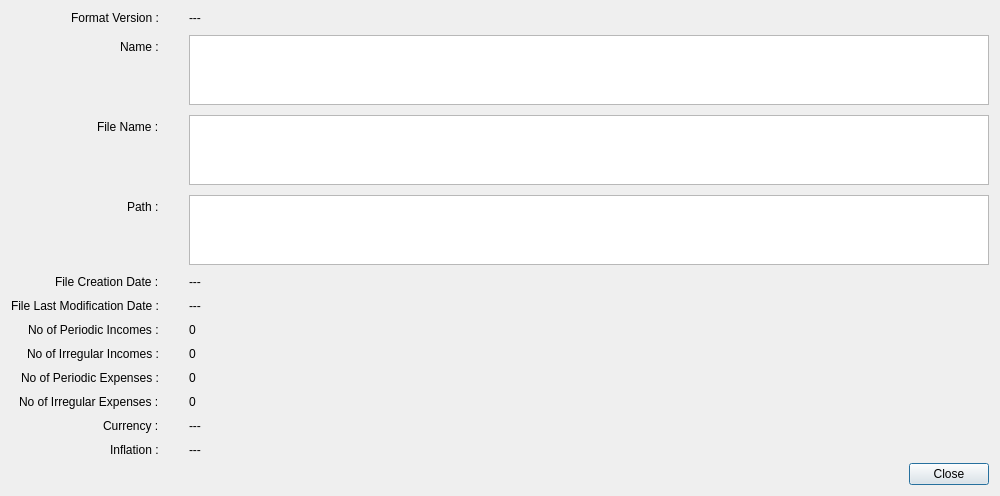
Above: src/scenariopropertiesdialog.ui from redmoon1945/gbp before the change. Below: the same form after it.
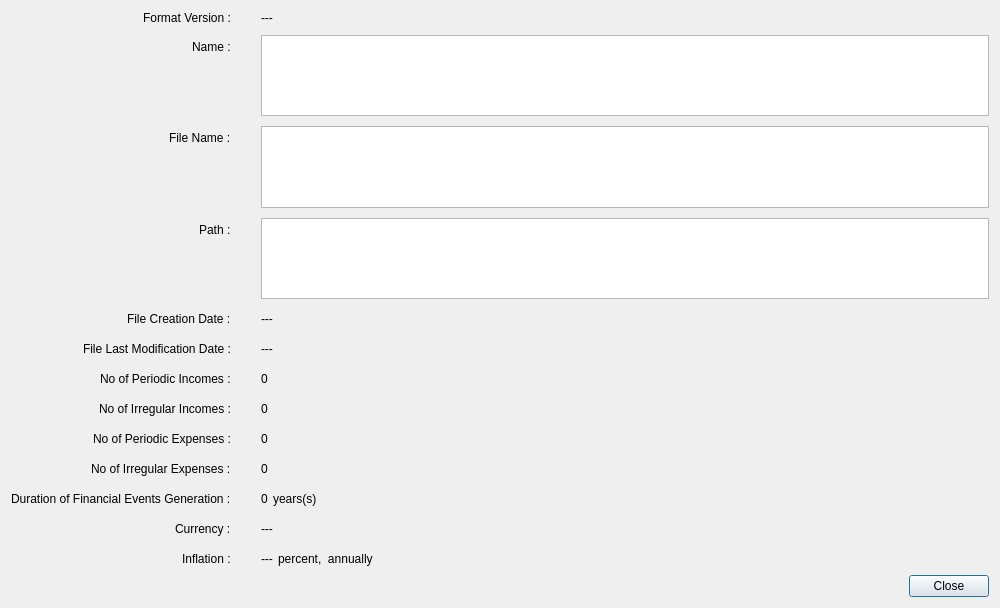
That is the form after the change.

Patch:
```diff
--- a/src/scenariopropertiesdialog.ui
+++ b/src/scenariopropertiesdialog.ui
@@ -7,7 +7,7 @@
     <x>0</x>
     <y>0</y>
     <width>1000</width>
-    <height>460</height>
+    <height>608</height>
    </rect>
   </property>
   <property name="windowTitle">
@@ -107,6 +107,19 @@
            </property>
           </widget>
          </item>
+         <item>
+          <spacer name="horizontalSpacer_4">
+           <property name="orientation">
+            <enum>Qt::Orientation::Horizontal</enum>
+           </property>
+           <property name="sizeHint" stdset="0">
+            <size>
+             <width>40</width>
+             <height>20</height>
+            </size>
+           </property>
+          </spacer>
+         </item>
         </layout>
        </item>
        <item row="5" column="0">
@@ -125,6 +138,19 @@
            </property>
           </widget>
          </item>
+         <item>
+          <spacer name="horizontalSpacer_5">
+           <property name="orientation">
+            <enum>Qt::Orientation::Horizontal</enum>
+           </property>
+           <property name="sizeHint" stdset="0">
+            <size>
+             <width>40</width>
+             <height>20</height>
+            </size>
+           </property>
+          </spacer>
+         </item>
         </layout>
        </item>
        <item row="6" column="0">
@@ -143,6 +169,19 @@
            </property>
           </widget>
          </item>
+         <item>
+          <spacer name="horizontalSpacer_6">
+           <property name="orientation">
+            <enum>Qt::Orientation::Horizontal</enum>
+           </property>
+           <property name="sizeHint" stdset="0">
+            <size>
+             <width>40</width>
+             <height>20</height>
+            </size>
+           </property>
+          </spacer>
+         </item>
         </layout>
        </item>
        <item row="7" column="0">
@@ -161,6 +200,19 @@
            </property>
           </widget>
          </item>
+         <item>
+          <spacer name="horizontalSpacer_7">
+           <property name="orientation">
+            <enum>Qt::Orientation::Horizontal</enum>
+           </property>
+           <property name="sizeHint" stdset="0">
+            <size>
+             <width>40</width>
+             <height>20</height>
+            </size>
+           </property>
+          </spacer>
+         </item>
         </layout>
        </item>
        <item row="8" column="0">
@@ -179,6 +231,19 @@
            </property>
           </widget>
          </item>
+         <item>
+          <spacer name="horizontalSpacer_8">
+           <property name="orientation">
+            <enum>Qt::Orientation::Horizontal</enum>
+           </property>
+           <property name="sizeHint" stdset="0">
+            <size>
+             <width>40</width>
+             <height>20</height>
+            </size>
+           </property>
+          </spacer>
+         </item>
         </layout>
        </item>
        <item row="9" column="0">
@@ -197,16 +262,29 @@
            </property>
           </widget>
          </item>
+         <item>
+          <spacer name="horizontalSpacer_9">
+           <property name="orientation">
+            <enum>Qt::Orientation::Horizontal</enum>
+           </property>
+           <property name="sizeHint" stdset="0">
+            <size>
+             <width>40</width>
+             <height>20</height>
+            </size>
+           </property>
+          </spacer>
+         </item>
         </layout>
        </item>
-       <item row="10" column="0">
+       <item row="11" column="0">
         <widget class="QLabel" name="label_10">
          <property name="text">
           <string>Currency :</string>
          </property>
         </widget>
        </item>
-       <item row="10" column="1">
+       <item row="11" column="1">
         <layout class="QHBoxLayout" name="horizontalLayout_16">
          <item>
           <widget class="QLabel" name="currencyLabel">
@@ -215,16 +293,29 @@
            </property>
           </widget>
          </item>
+         <item>
+          <spacer name="horizontalSpacer_10">
+           <property name="orientation">
+            <enum>Qt::Orientation::Horizontal</enum>
+           </property>
+           <property name="sizeHint" stdset="0">
+            <size>
+             <width>40</width>
+             <height>20</height>
+            </size>
+           </property>
+          </spacer>
+         </item>
         </layout>
        </item>
-       <item row="11" column="0">
+       <item row="12" column="0">
         <widget class="QLabel" name="label_11">
          <property name="text">
           <string>Inflation :</string>
          </property>
         </widget>
        </item>
-       <item row="11" column="1">
+       <item row="12" column="1">
         <layout class="QHBoxLayout" name="horizontalLayout_17">
          <item>
           <widget class="QLabel" name="inflationLabel">
@@ -233,6 +324,42 @@
            </property>
           </widget>
          </item>
+         <item>
+          <spacer name="horizontalSpacer_12">
+           <property name="orientation">
+            <enum>Qt::Orientation::Horizontal</enum>
+           </property>
+           <property name="sizeType">
+            <enum>QSizePolicy::Policy::Fixed</enum>
+           </property>
+           <property name="sizeHint" stdset="0">
+            <size>
+             <width>5</width>
+             <height>20</height>
+            </size>
+           </property>
+          </spacer>
+         </item>
+         <item>
+          <widget class="QLabel" name="label_15">
+           <property name="text">
+            <string>percent,  annually</string>
+           </property>
+          </widget>
+         </item>
+         <item>
+          <spacer name="horizontalSpacer_11">
+           <property name="orientation">
+            <enum>Qt::Orientation::Horizontal</enum>
+           </property>
+           <property name="sizeHint" stdset="0">
+            <size>
+             <width>40</width>
+             <height>20</height>
+            </size>
+           </property>
+          </spacer>
+         </item>
         </layout>
        </item>
        <item row="0" column="1">
@@ -246,6 +373,60 @@
          </item>
         </layout>
        </item>
+       <item row="10" column="0">
+        <widget class="QLabel" name="label_13">
+         <property name="text">
+          <string>Duration of Financial Events Generation :</string>
+         </property>
+        </widget>
+       </item>
+       <item row="10" column="1">
+        <layout class="QHBoxLayout" name="horizontalLayout">
+         <item>
+          <widget class="QLabel" name="feGenerationDurationLabel">
+           <property name="text">
+            <string>0</string>
+           </property>
+          </widget>
+         </item>
+         <item>
+          <spacer name="horizontalSpacer_2">
+           <property name="orientation">
+            <enum>Qt::Orientation::Horizontal</enum>
+           </property>
+           <property name="sizeType">
+            <enum>QSizePolicy::Policy::Fixed</enum>
+           </property>
+           <property name="sizeHint" stdset="0">
+            <size>
+             <width>5</width>
+             <height>20</height>
+            </size>
+           </property>
+          </spacer>
+         </item>
+         <item>
+          <widget class="QLabel" name="label_14">
+           <property name="text">
+            <string>years(s)</string>
+           </property>
+          </widget>
+         </item>
+         <item>
+          <spacer name="horizontalSpacer_3">
+           <property name="orientation">
+            <enum>Qt::Orientation::Horizontal</enum>
+           </property>
+           <property name="sizeHint" stdset="0">
+            <size>
+             <width>40</width>
+             <height>20</height>
+            </size>
+           </property>
+          </spacer>
+         </item>
+        </layout>
+       </item>
       </layout>
      </item>
      <item>
```
